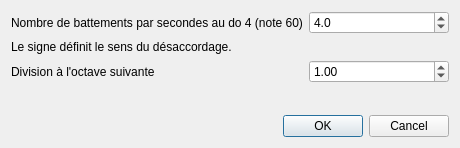
The window that sources/editor/tools/celeste_tuning/toolcelestetuning_gui.ui (davy7125/polyphone) describes before a commit, drawn with Qt 5.
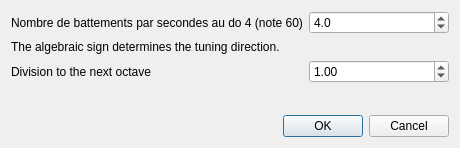
The same window after the commit.

```diff
--- a/sources/editor/tools/celeste_tuning/toolcelestetuning_gui.ui
+++ b/sources/editor/tools/celeste_tuning/toolcelestetuning_gui.ui
@@ -17,7 +17,7 @@
    <item row="2" column="0" colspan="2">
     <widget class="QLabel" name="label_4">
      <property name="text">
-      <string>Division à l'octave suivante</string>
+      <string>Division to the next octave</string>
      </property>
     </widget>
    </item>
@@ -57,7 +57,7 @@
    <item row="1" column="0" colspan="2">
     <widget class="QLabel" name="label_2">
      <property name="text">
-      <string>Le signe définit le sens du désaccordage.</string>
+      <string>The algebraic sign determines the tuning direction.</string>
      </property>
     </widget>
    </item>
```
